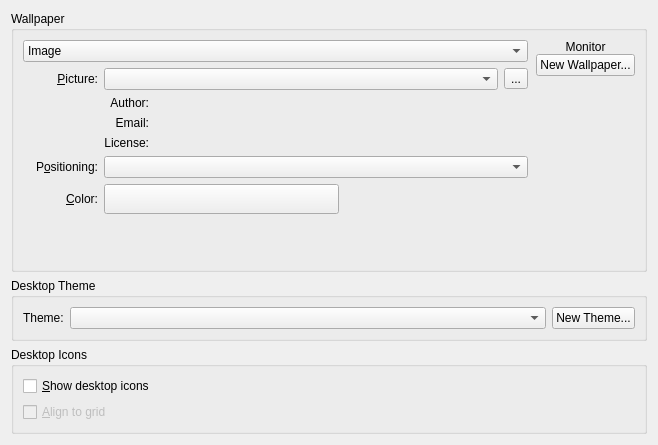
The window that plasma/containments/desktop/BackgroundDialog.ui (mgottschlag/kwin-tiling) describes before a commit, drawn with Qt 5.
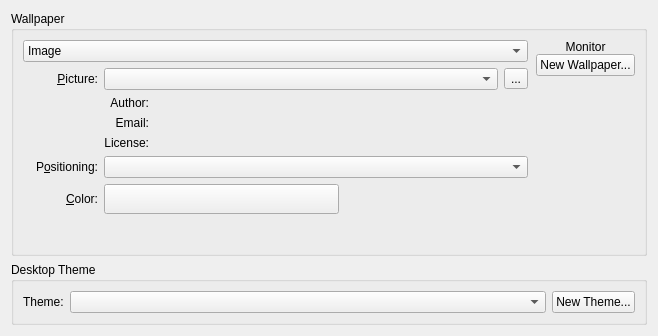
The same window after the commit. Custom widgets are drawn as their Qt base class.

The edit to the form file:
```diff
--- a/plasma/containments/desktop/BackgroundDialog.ui
+++ b/plasma/containments/desktop/BackgroundDialog.ui
@@ -6,7 +6,7 @@
     <x>0</x>
     <y>0</y>
     <width>654</width>
-    <height>445</height>
+    <height>336</height>
    </rect>
   </property>
   <property name="sizePolicy" >
@@ -92,8 +92,8 @@
             <rect>
              <x>0</x>
              <y>0</y>
-             <width>490</width>
-             <height>179</height>
+             <width>493</width>
+             <height>174</height>
             </rect>
            </property>
            <layout class="QGridLayout" >
@@ -552,38 +552,6 @@
      </layout>
     </widget>
    </item>
-   <item row="3" column="0" >
-    <widget class="QGroupBox" name="groupBox_2" >
-     <property name="title" >
-      <string>Desktop Icons</string>
-     </property>
-     <property name="flat" >
-      <bool>true</bool>
-     </property>
-     <property name="checkable" >
-      <bool>false</bool>
-     </property>
-     <layout class="QVBoxLayout" >
-      <item>
-       <widget class="QCheckBox" name="m_showIcons" >
-        <property name="text" >
-         <string>&amp;Show desktop icons</string>
-        </property>
-       </widget>
-      </item>
-      <item>
-       <widget class="QCheckBox" name="m_alignToGrid" >
-        <property name="enabled" >
-         <bool>false</bool>
-        </property>
-        <property name="text" >
-         <string>&amp;Align to grid</string>
-        </property>
-       </widget>
-      </item>
-     </layout>
-    </widget>
-   </item>
   </layout>
  </widget>
  <customwidgets>
```
Left out of the diff: 23 changed lines with no effect on the pictures.
